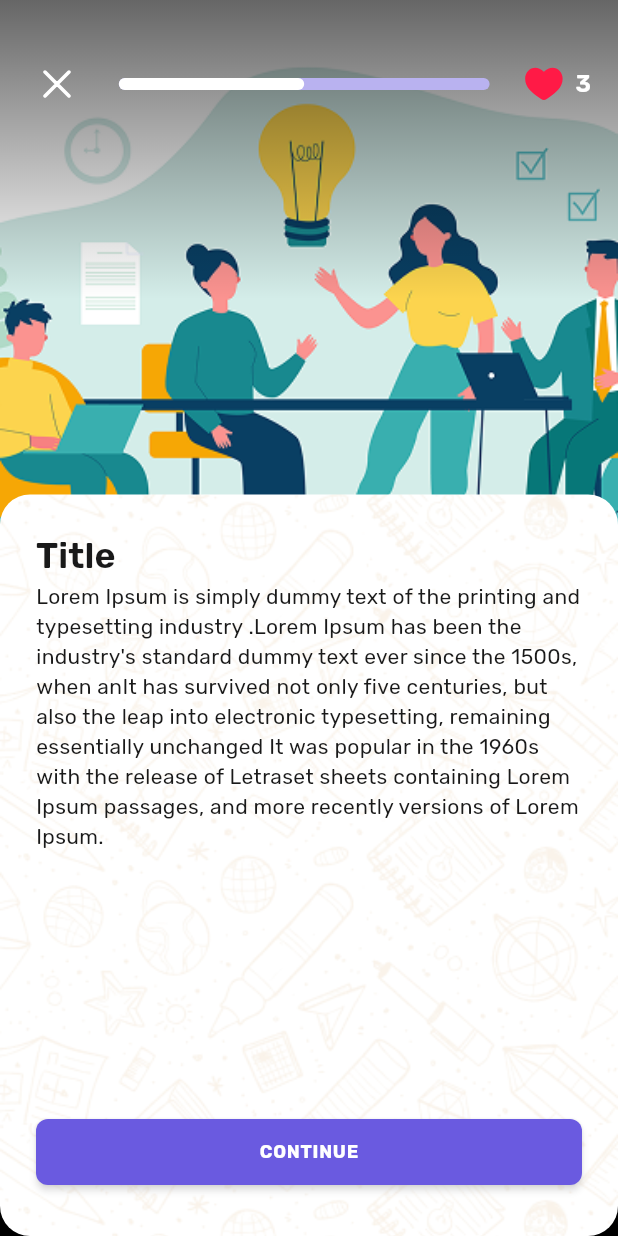
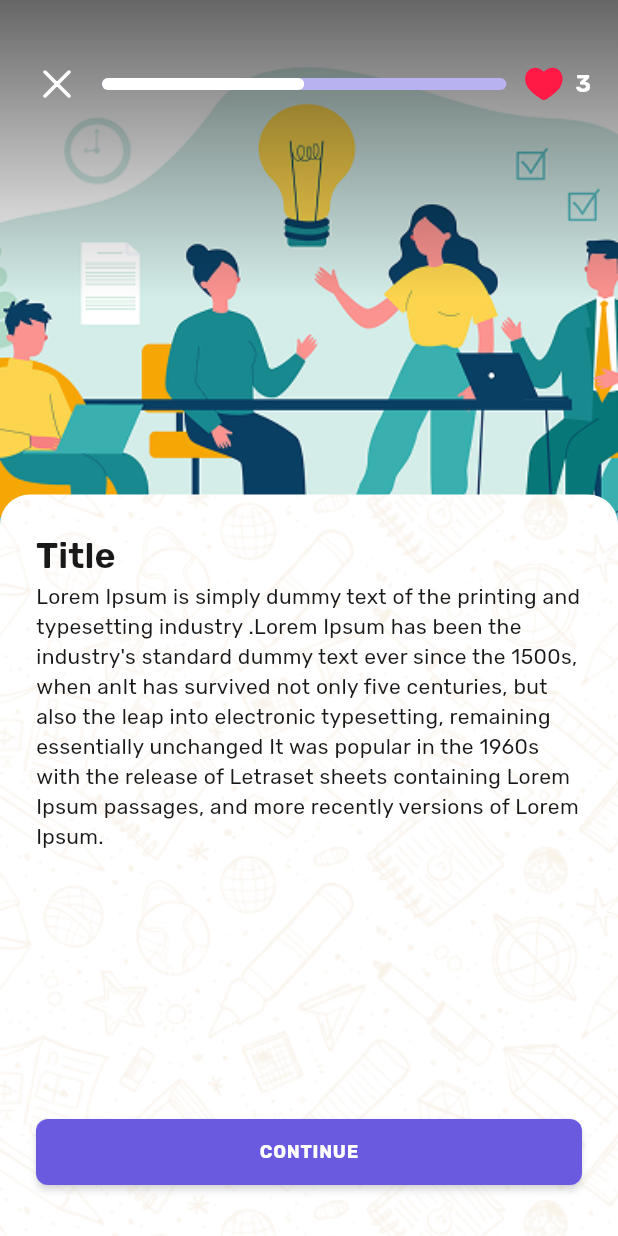
Before and after one commit to shashank-lol/dapple-frontend, a Flutter app: the Learningscreen screen opened by its route, on a phone screen of 412 x 824 dp. Run offline on Flutter 3.47's test engine with Material 3 defaults, Android fonts, the phone set to English and light mode, and no system bars; our stand-ins replace firebase_auth, firebase_core, flutter_bloc, flutter_dotenv, flutter_svg, fpdart and 8 more; missing offline and left inert: encrypt_shared_preferences; accounts and stored records are empty; network calls fail.

Commit message:
created subjective questions screen

```diff
--- a/lib/core/routes/app_route_config.dart
+++ b/lib/core/routes/app_route_config.dart
@@ -1,11 +1,13 @@
 import 'package:dapple/core/cubits/app_user/app_user_cubit.dart';
 import 'package:dapple/core/routes/app_route_consts.dart';
 import 'package:dapple/core/routes/stream_to_listenable.dart';
+import 'package:dapple/core/widgets/section_template_screen.dart';
 import 'package:dapple/features/auth/presentation/pages/auth_page.dart';
 import 'package:dapple/core/widgets/main_layout_page.dart';
 import 'package:dapple/features/home/presentation/pages/lessons_page.dart';
 import 'package:dapple/features/onboarding/presentation/pages/start_screen.dart';
 import 'package:dapple/features/question/presentation/pages/learningscreen.dart';
+import 'package:dapple/features/question/presentation/pages/question_text_screen.dart';
 import 'package:dapple/features/question/presentation/pages/start_page.dart';
 import 'package:dapple/init_dependencies.dart';
 import 'package:go_router/go_router.dart';
@@ -78,6 +80,12 @@ class AppRouter {
           builder: (context, state) {
             return Learningscreen();
           }),
+      GoRoute(
+          path: '/questiontextscreen',
+          name: AppRouteConsts.question_text_screen,
+          builder: (context, state) {
+            return QuestionTextScreen();
+          }),
     ],
   );
 }
--- a/lib/core/routes/app_route_consts.dart
+++ b/lib/core/routes/app_route_consts.dart
@@ -7,5 +7,6 @@ class AppRouteConsts{
   static String lesson = 'lesson-page';
   static String section = 'section';
   static String learn = 'learning-screen';
+  static String question_text_screen = 'question-text-screen';
 
 }
--- /dev/null
+++ b/lib/core/widgets/section_progress_bar.dart
@@ -0,0 +1,40 @@
+import 'package:flutter/material.dart';
+import 'package:flutter_svg/svg.dart';
+import '../theme/app_palette.dart';
+import 'lives_indicator.dart';
+
+class SectionProgressBar extends StatelessWidget {
+  const SectionProgressBar({super.key});
+
+  @override
+  Widget build(BuildContext context) {
+    return Padding(
+      padding: const EdgeInsets.fromLTRB(18, 36, 18, 18),
+      child: Row(
+        children: [
+          SvgPicture.asset('assets/section/cross.svg'),
+          SizedBox(
+            width: 10,
+          ),
+          Expanded(
+            child: LinearProgressIndicator(
+              value: 0.5,
+              // 50% progress
+              backgroundColor: AppPalette.progressbarcolor,
+              // Background color
+              color: Colors.white,
+              // Progress color
+              minHeight: 8,
+              // Thickness of the bar
+              borderRadius: BorderRadius.circular(4), // Rounded corners
+            ),
+          ),
+          SizedBox(
+            width: 10,
+          ),
+          LivesIndicator(),
+        ],
+      ),
+    );
+  }
+}
--- a/lib/features/question/presentation/pages/learningscreen.dart
+++ b/lib/features/question/presentation/pages/learningscreen.dart
@@ -1,9 +1,6 @@
-import 'package:dapple/core/widgets/lives_indicator.dart';
-import 'package:flutter/cupertino.dart';
+import 'package:dapple/core/widgets/section_progress_bar.dart';
 import 'package:flutter/material.dart';
-import 'package:flutter_svg/flutter_svg.dart';
 import 'package:google_fonts/google_fonts.dart';
-
 import '../../../../core/theme/app_palette.dart';
 import '../../../../core/widgets/primary_button.dart';
 
@@ -39,32 +36,7 @@ class Learningscreen extends StatelessWidget {
           ),
           Column(
             children: [
-              Padding(
-                padding: const EdgeInsets.fromLTRB(18, 36, 18, 18),
-                child: Row(
-                  children: [
-                    SvgPicture.asset('assets/section/cross.svg'),
-                    Spacer(),
-                    SizedBox(
-                      width: MediaQuery.of(context).size.width * 3 / 5,
-                      child: LinearProgressIndicator(
-                        value: 0.5,
-                        // 50% progress
-                        backgroundColor: AppPalette.progressbarcolor,
-                        // Background color
-                        color: Colors.white,
-                        // Progress color
-                        minHeight: 8,
-                        // Thickness of the bar
-                        borderRadius:
-                            BorderRadius.circular(4), // Rounded corners
-                      ),
-                    ),
-                    Spacer(),
-                    LivesIndicator(),
-                  ],
-                ),
-              ),
+              SectionProgressBar(),
               Spacer(),
               Container(
                 // Adjust width as needed
@@ -73,7 +45,10 @@ class Learningscreen extends StatelessWidget {
                     5, // Adjust height as needed
                 decoration: BoxDecoration(
                   color: Colors.white, // White background
-                  borderRadius: BorderRadius.circular(20), // Border radius 20
+                  borderRadius: BorderRadius.only(
+                    topRight: Radius.circular(20),
+                    topLeft: Radius.circular(20),
+                  ), // Border radius 20
                   image: DecorationImage(
                     image: AssetImage("assets/section/image_bg_white.png"),
                     // Your background image
--- a/pubspec.yaml
+++ b/pubspec.yaml
@@ -47,6 +47,8 @@ dependencies:
   encrypt_shared_preferences: ^0.8.4
   get_it: ^8.0.3
   shimmer: ^3.0.0
+  speech_to_text: ^7.0.0
+  permission_handler: ^11.3.1
 
 dev_dependencies:
   flutter_test:
```
Also changed, not shown: lib/core/widgets/custom_text_rubik.dart (added, +27 -0 lines), lib/core/widgets/section_template_screen.dart (added, +86 -0 lines), lib/features/home/presentation/pages/homepage.dart (+8 -2 lines), lib/features/question/presentation/pages/question_text_screen.dart (added, +151 -0 lines), assets/section/bulb.svg (added), pubspec.lock, 1 other file.
